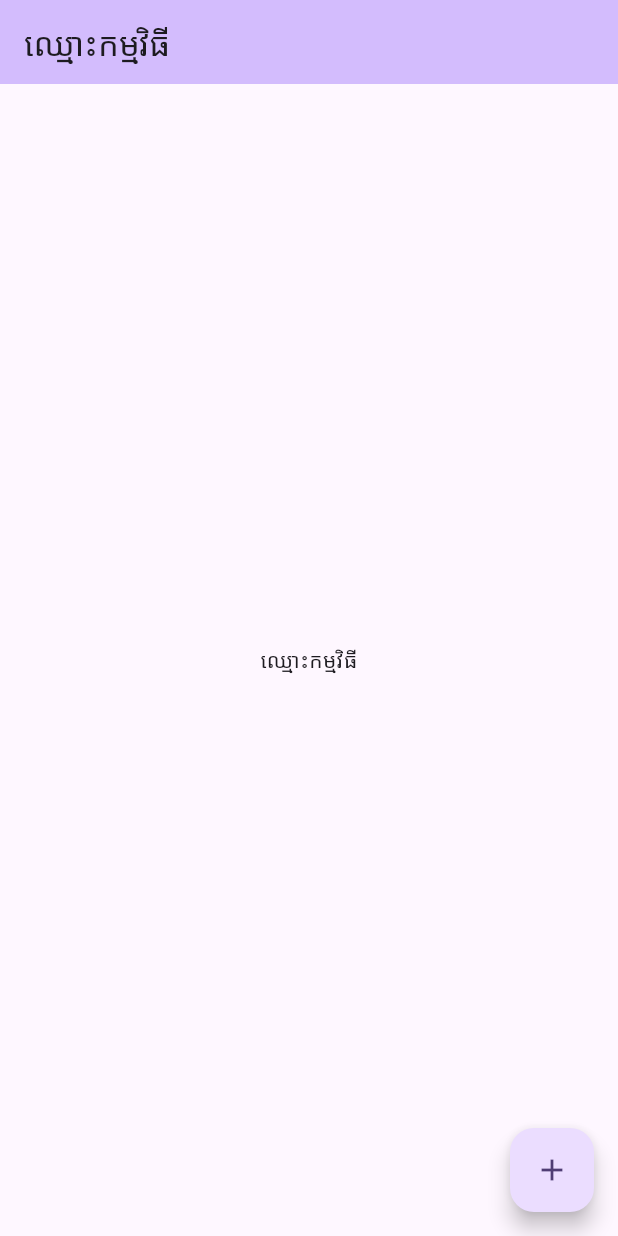
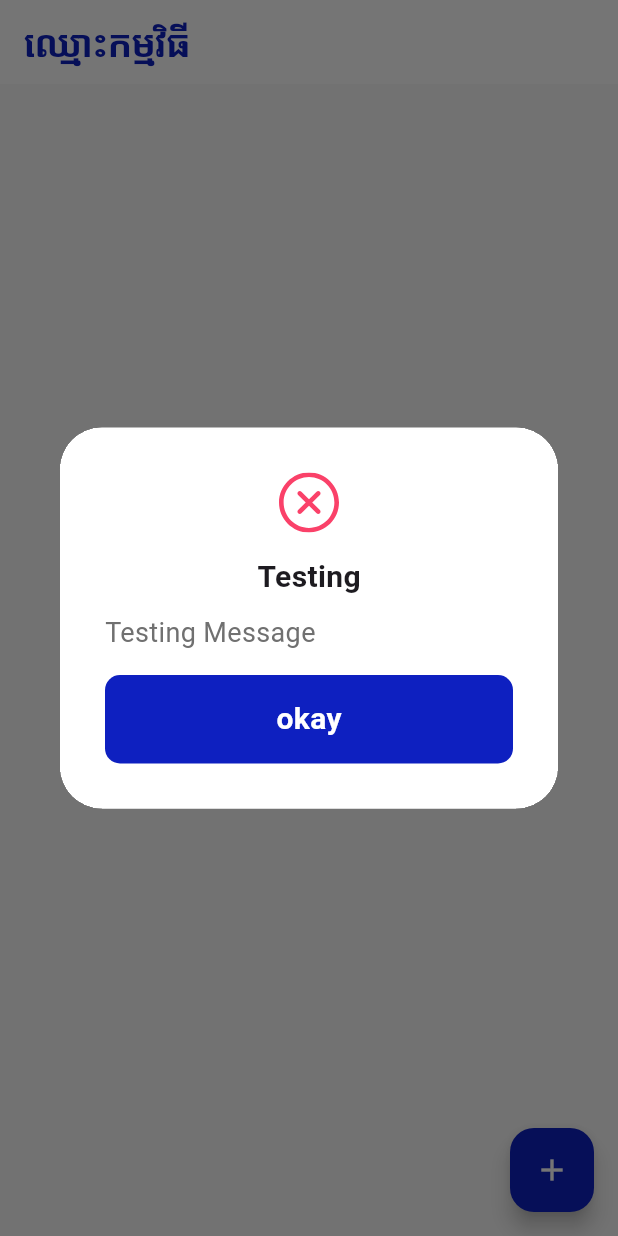
Before and after one commit to ChhengHakChhorvorn/getx_project, a Flutter app: the screen it shows after launch, after a tap on the "add" icon, on a phone screen of 412 x 824 dp. Run offline on Flutter 3.47's test engine with Material 3 defaults, Android fonts, the phone set to English and light mode, and no system bars; our stand-ins replace dio, firebase_core, firebase_remote_config, flutter_dotenv, flutter_svg, get and 3 more; missing offline and left inert: alice; accounts and stored records are empty.

Commit message:
- Dialogs and Fonts

```diff
--- a/lib/app.dart
+++ b/lib/app.dart
@@ -2,6 +2,7 @@ import 'package:flutter/material.dart';
 import 'package:flutter_localizations/flutter_localizations.dart';
 import 'package:get/get.dart';
 import 'package:getx_project/languages/khmer_cupertino_localization_delegate.dart';
+import 'package:getx_project/src/constants/themes.dart';
 import 'package:getx_project/src/service/localization_service.dart';
 
 import 'src/screens/home/home_screen.dart';
@@ -14,7 +15,6 @@ class MyApp extends StatefulWidget {
 }
 
 class _MyAppState extends State<MyApp> {
-
   @override
   void initState() {
     super.initState();
@@ -26,10 +26,7 @@ class _MyAppState extends State<MyApp> {
     return GetMaterialApp(
       translations: LocalizationService(),
       fallbackLocale: LocalizationService.fallbackLocale,
-      theme: ThemeData(
-        colorScheme: ColorScheme.fromSeed(seedColor: Colors.deepPurple),
-        useMaterial3: true,
-      ),
+      theme: customTheme,
       localizationsDelegates: const [
         ...GlobalMaterialLocalizations.delegates,
         GlobalWidgetsLocalizations.delegate,
--- a/lib/src/constants/constants.dart
+++ b/lib/src/constants/constants.dart
@@ -1,8 +1,18 @@
 import 'package:flutter/cupertino.dart';
 
-class ConstantsAPI{
+class ConstantAPI{
   String baseURL = "";
 }
+
+class ConstantFont{
+  static String roboto = "";
+}
+
+class ConstantDir{
+  static String icons = "assets/icons";
+  static String images = "assets/images";
+}
+
 
 class ConstantPreferenceKey{
   static String accessTokenKey = "accessTokenKey";
--- /dev/null
+++ b/lib/src/constants/themes.dart
@@ -0,0 +1,81 @@
+import 'dart:math';
+
+import 'package:flutter/material.dart';
+import 'package:google_fonts/google_fonts.dart';
+
+class ThemeColors {
+  static const Color lightGreen = Color.fromRGBO(42, 164, 171, 0.2);
+  static const Color green = Color.fromRGBO(42, 164, 171, 1);
+  static const Color red = Color.fromRGBO(158, 32, 61, 1);
+  static const Color lightRed = Color.fromRGBO(218, 41, 81, 1);
+
+  static const colorPrimaryBlue = Color(0xFF0E20C0);
+  static const colorPrimaryRed = Color(0xFFFA4169);
+  static const colorPrimaryBlack = Color(0xFF000000);
+  static const colorPrimaryGreen = Color(0xFF00C566);
+  static const colorSecondaryBlue = Color(0xFF35BDC6);
+  static const colorPrimaryYellow = Color(0xFFFFA500);
+  static const colorPrimaryGrey = Color(0xFF707070);
+  static const colorPrimaryGreyLight = Color(0xFFEEEEEE);
+  static const colorPrimaryCard = Color(0xFFE1E1E1);
+  static const colorPrimaryWhite = Color(0xFFFFFFFF);
+  static const colorBackground = Color(0xFFF9F9F9);
+  static const colorPrimaryBorderColor = Color(0xFFE2E5E8);
+  static const colorPrimaryTransparent = Color(0x00000000);
+}
+
+final customTheme = ThemeData(
+  useMaterial3: true,
+  textTheme: GoogleFonts.kantumruyProTextTheme(),
+).copyWith(
+  colorScheme: ColorScheme.fromSwatch(
+    primarySwatch: generateMaterialColor(ThemeColors.colorPrimaryBlue),
+    accentColor: ThemeColors.colorPrimaryBlue,
+    brightness: Brightness.light,
+  ),
+  scaffoldBackgroundColor: ThemeColors.colorBackground,
+  appBarTheme: AppBarTheme(
+    backgroundColor: ThemeColors.colorPrimaryWhite,
+    foregroundColor: ThemeColors.colorPrimaryBlack,
+    elevation: 0,
+    titleTextStyle: GoogleFonts.kantumruyPro(
+      fontWeight: FontWeight.w600,
+      color: ThemeColors.colorPrimaryBlue,
+      fontSize: 25,
+    ),
+  ),
+);
+
+MaterialColor generateMaterialColor(Color color) {
+  return MaterialColor(color.value, {
+    50: tintColor(color, 0.9),
+    100: tintColor(color, 0.8),
+    200: tintColor(color, 0.6),
+    300: tintColor(color, 0.4),
+    400: tintColor(color, 0.2),
+    500: color,
+    600: shadeColor(color, 0.1),
+    700: shadeColor(color, 0.2),
+    800: shadeColor(color, 0.3),
+    900: shadeColor(color, 0.4),
+  });
+}
+
+int tintValue(int value, double factor) {
+  return max(0, min((value + ((255 - value) * factor)).round(), 255));
+}
+
+Color tintColor(Color color, double factor) => Color.fromRGBO(
+    tintValue(color.red, factor),
+    tintValue(color.green, factor),
+    tintValue(color.blue, factor),
+    1);
+
+int shadeValue(int value, double factor) =>
+    max(0, min(value - (value * factor).round(), 255));
+
+Color shadeColor(Color color, double factor) => Color.fromRGBO(
+    shadeValue(color.red, factor),
+    shadeValue(color.green, factor),
+    shadeValue(color.blue, factor),
+    1);
--- a/lib/src/screens/home/home_screen.dart
+++ b/lib/src/screens/home/home_screen.dart
@@ -1,45 +1,42 @@
 import 'package:flutter/material.dart';
 import 'package:get/get.dart';
-import 'package:getx_project/src/service/localization_service.dart';
+import 'package:getx_project/src/widgets/dialogs/info_dialog.dart';
 
 class MyHomePage extends StatefulWidget {
-  const MyHomePage({super.key,});
-
+  const MyHomePage({
+    super.key,
+  });
 
   @override
   State<MyHomePage> createState() => _MyHomePageState();
 }
 
 class _MyHomePageState extends State<MyHomePage> {
-
   @override
   Widget build(BuildContext context) {
     return Scaffold(
       appBar: AppBar(
         backgroundColor: Theme.of(context).colorScheme.inversePrimary,
-        title: Text('app_title'.tr),
+        // title: Text('app_title'.tr),
+        title: Text('ឈ្មោះកម្មវិធី'.tr),
       ),
       body: Center(
         child: Column(
           mainAxisAlignment: MainAxisAlignment.center,
           children: [
-            Text(
-              'app_title'.tr
-            ),
+            Text('app_title'.tr),
           ],
         ),
       ),
       floatingActionButton: FloatingActionButton(
-        onPressed: (){
-          final localizationService =  LocalizationService();
-          final currentLang = localizationService.getCurrentLang();
-          if(currentLang == LocalizationService.langs[0]){
-            localizationService.changeLocale(LocalizationService.langs[1]);
-          }else{
-            localizationService.changeLocale(LocalizationService.langs[0]);
-          }
-
-
+        onPressed: () {
+          showInfoDialog(
+              isError: true,
+              title: "Testing",
+              message: "Testing Message",
+              onTap: () {
+                print("Confirm");
+              });
         },
         tooltip: 'Increment',
         child: const Icon(Icons.add),
--- a/lib/src/widgets/dialogs/info_dialog.dart
+++ b/lib/src/widgets/dialogs/info_dialog.dart
@@ -0,0 +1,114 @@
+import 'package:flutter/material.dart';
+import 'package:flutter_svg/flutter_svg.dart';
+import 'package:get/get.dart';
+import 'package:getx_project/src/constants/constants.dart';
+import 'package:getx_project/src/constants/themes.dart';
+
+showInfoDialog(
+    {required String title,
+    required String message,
+    Function()? onTap,
+    bool isError = false,
+    String? buttonTitle}) {
+  showDialog(
+    context: Get.context!,
+    builder: (_) => InfoDialog(
+      title: title,
+      message: message,
+      buttonTitle: buttonTitle,
+      isError: isError,
+      onTap: onTap,
+    ),
+  );
+}
+
+class InfoDialog extends StatelessWidget {
+  InfoDialog(
+      {super.key,
+      required this.title,
+      required this.message,
+      this.buttonTitle,
+      this.isError = false,
+      this.onTap});
+
+  String title;
+  String message;
+  String? buttonTitle;
+  bool isError;
+  Function()? onTap;
+
+  @override
+  Widget build(BuildContext context) {
+    return Dialog(
+      clipBehavior: Clip.hardEdge,
+      child: Container(
+        padding: const EdgeInsets.all(30),
+        color: ThemeColors.colorPrimaryWhite,
+        child: Column(
+          mainAxisSize: MainAxisSize.min,
+          mainAxisAlignment: MainAxisAlignment.center,
+          children: [
+            Visibility(
+              visible: isError,
+              replacement: SvgPicture.asset(
+                "${ConstantDir.icons}/info.svg",
+                height: 40,
+                colorFilter: const ColorFilter.mode(
+                    ThemeColors.colorPrimaryBlue, BlendMode.srcIn),
+              ),
+              child: SvgPicture.asset(
+                "${ConstantDir.icons}/close-circle-outline.svg",
+                height: 40,
+                colorFilter: const ColorFilter.mode(
+                    ThemeColors.colorPrimaryRed, BlendMode.srcIn),
+              ),
+            ),
+            SizedBox(height: 15),
+            Align(
+                alignment: Alignment.center,
+                child: Text(
+                  title,
+                  style: TextStyle(fontSize: 20, fontWeight: FontWeight.w600),
+                )),
+            SizedBox(height: 10),
+            Align(
+                alignment: Alignment.centerLeft,
+                child: Text(
+                  message,
+                  style: TextStyle(
+                      fontSize: 18, color: ThemeColors.colorPrimaryGrey),
+                  textAlign: TextAlign.left,
+                )),
+            SizedBox(height: 15),
+            InkWell(
+              onTap: onTap != null
+                  ? () {
+                      onTap!.call();
+                      Get.back();
+                    }
+                  : () {
+                      Get.back();
+                    },
+              child: Container(
+                width: Get.width,
+                padding: EdgeInsets.symmetric(vertical: 15),
+                decoration: BoxDecoration(
+                    color: ThemeColors.colorPrimaryBlue,
+                    borderRadius: BorderRadius.circular(10)),
+                child: Center(
+                  child: Text(
+                    buttonTitle ?? 'okay'.tr,
+                    style: TextStyle(
+                        color: Colors.white,
+                        fontSize: 20,
+                        fontWeight: FontWeight.w600),
+                  ),
+                ),
+              ),
+            )
+          ],
+        ),
+      ),
+    );
+  }
+}
--- a/pubspec.yaml
+++ b/pubspec.yaml
@@ -30,6 +30,8 @@ dependencies:
   auto_size_text: ^3.0.0
   carousel_slider: ^4.2.1
   animations: ^2.0.11
+  loading_animation_widget: ^1.2.1
+  flutter_svg: ^2.0.10+1
 
   # Utils
   device_info_plus: ^10.0.1
@@ -37,6 +39,7 @@ dependencies:
   alice: ^0.4.1
   flutter_dotenv: ^5.1.0
   dio: ^5.4.1
+  google_fonts: ^6.2.1
 
 
   # Firebase
```
Also changed, not shown: lib/src/utils/functions.dart (+102 -0 lines), lib/src/widgets/dialogs/confirm_dialog.dart (added, +131 -0 lines), assets/icons/close-circle-outline.svg (added), assets/icons/info.svg (added), assets/icons/warning-triangle-outline.svg (added), pubspec.lock, 3 other files.
